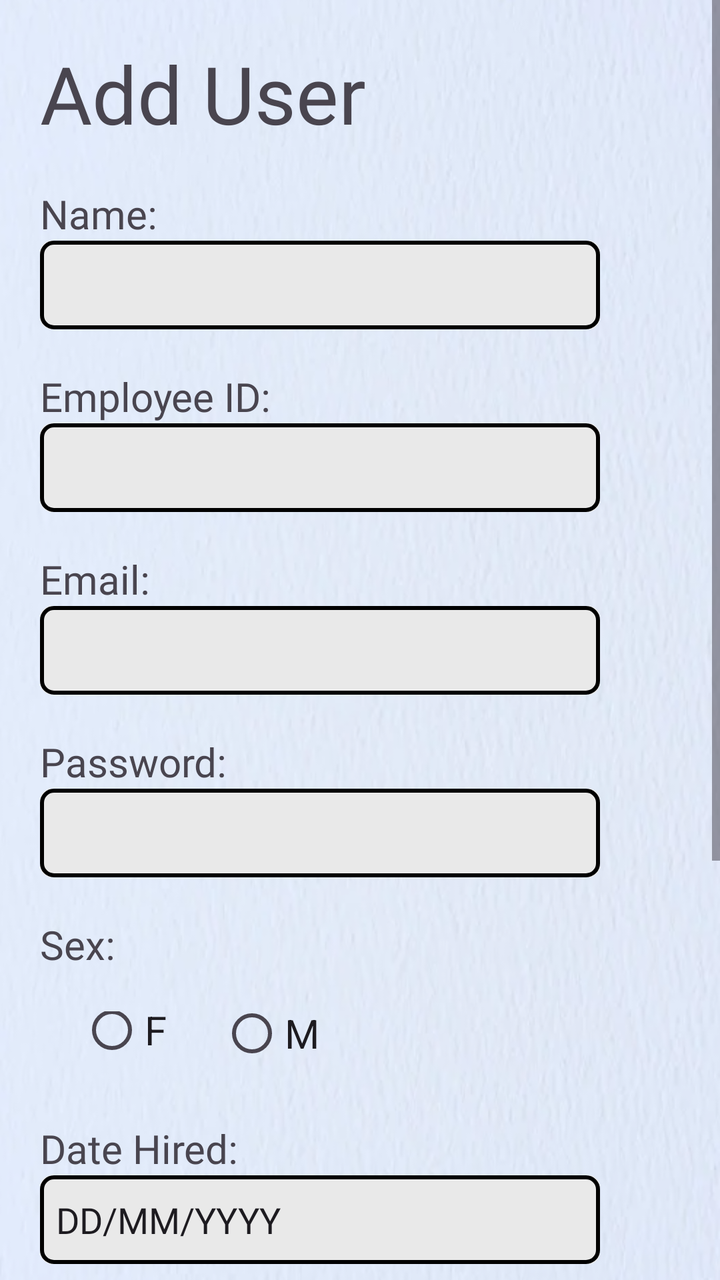
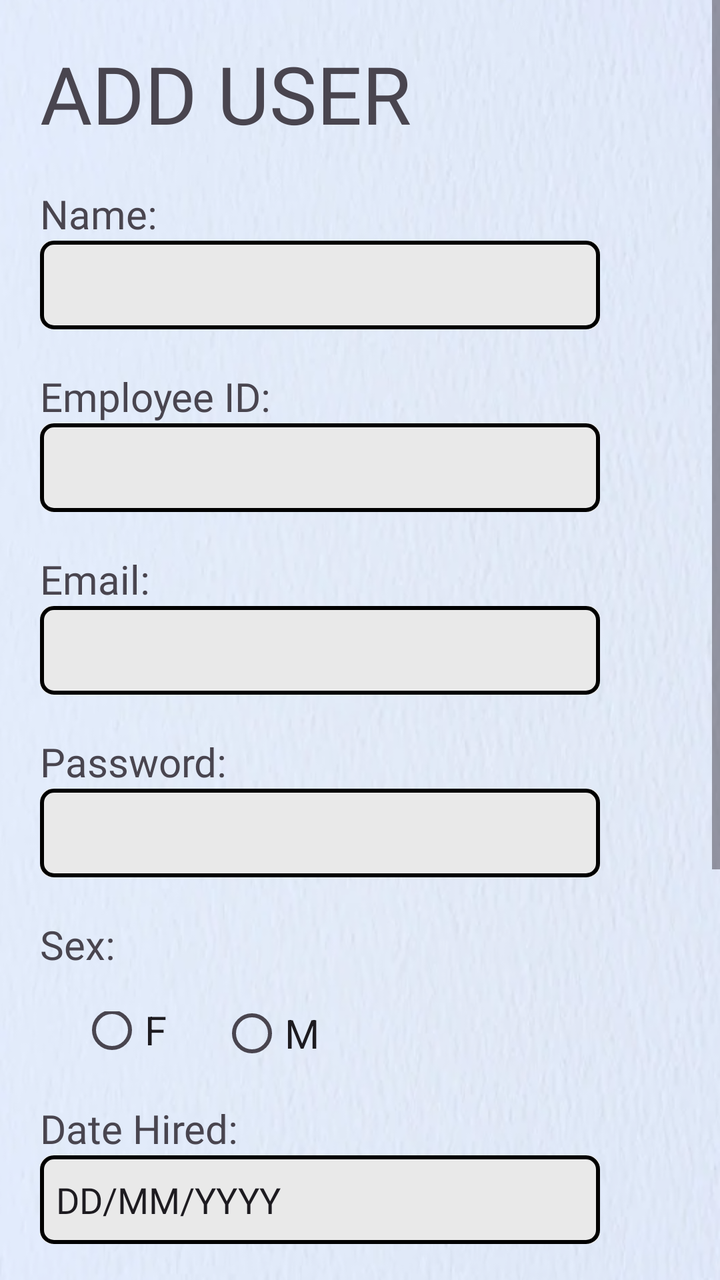

Two renders of the same Android screen: before a commit and after it. Below are the layout's source before the change and the commit's diff.
<!-- AndroidManifest.xml: application theme Theme.FinalsApplication -->
<!-- res/layout/user_add.xml -->
<?xml version="1.0" encoding="utf-8"?>
<RelativeLayout xmlns:android="http://schemas.android.com/apk/res/android"
    android:layout_width="match_parent"
    android:layout_height="match_parent"
    xmlns:app="http://schemas.android.com/apk/res-auto"
    android:background="@drawable/textured_background">


    <ScrollView
        android:layout_width="match_parent"
        android:layout_height="match_parent">

        <LinearLayout
            android:layout_width="match_parent"
            android:layout_height="wrap_content"
            android:orientation="vertical" >

            <TextView
                android:id="@+id/textViewAddUser"
                android:layout_width="match_parent"
                android:layout_height="wrap_content"
                android:text="Add User"
                android:fontFamily="@font/roboto_bold"
                android:textSize="40sp"
                android:layout_marginStart="20dp"
                android:layout_marginTop="20dp"/>

        <LinearLayout
            android:layout_width="match_parent"
            android:layout_height="match_parent"
            android:orientation="vertical">

            <TextView
                android:id="@+id/textViewNameAU"
                android:layout_width="match_parent"
                android:layout_height="wrap_content"
                android:text="Name:"
                android:fontFamily="@font/roboto_regular"
                android:textSize="20sp"
                android:layout_marginStart="20dp"
                android:layout_marginTop="20dp"/>

            <EditText
                android:id="@+id/editTextNameAU"
                android:layout_width="match_parent"
                android:layout_height="wrap_content"
                android:ems="10"
                android:inputType="text"
                android:background="@drawable/square_button_colored_border"
                android:layout_marginLeft="20dp"
                android:layout_marginRight="60dp"
                android:paddingBottom="20dp"/>

            <TextView
                android:id="@+id/textViewEmployeeIDAU"
                android:layout_width="match_parent"
                android:layout_height="wrap_content"
                android:text="Employee ID:"
                android:fontFamily="@font/roboto_regular"
                android:textSize="20sp"
                android:layout_marginStart="20dp"
                android:layout_marginTop="20dp"/>

            <EditText
                android:id="@+id/editTextEmployeeIDAU"
                android:layout_width="match_parent"
                android:layout_height="wrap_content"
                android:ems="10"
                android:inputType="text"
                android:background="@drawable/square_button_colored_border"
                android:layout_marginLeft="20dp"
                android:layout_marginRight="60dp"
                android:paddingBottom="20dp"/>

            <TextView
                android:id="@+id/textViewEmailAU"
                android:layout_width="match_parent"
                android:layout_height="wrap_content"
                android:text="Email:"
                android:fontFamily="@font/roboto_regular"
                android:textSize="20sp"
                android:layout_marginStart="20dp"
                android:layout_marginTop="20dp"/>

            <EditText
                android:id="@+id/editTextEmailAU"
                android:layout_width="match_parent"
                android:layout_height="wrap_content"
                android:ems="10"
                android:inputType="text"
                android:background="@drawable/square_button_colored_border"
                android:layout_marginLeft="20dp"
                android:layout_marginRight="60dp"
                android:paddingBottom="20dp"/>

            <TextView
                android:id="@+id/textViewPasswordAU"
                android:layout_width="match_parent"
                android:layout_height="wrap_content"
                android:text="Password:"
                android:fontFamily="@font/roboto_regular"
                android:textSize="20sp"
                android:layout_marginStart="20dp"
                android:layout_marginTop="20dp"/>

            <EditText
                android:id="@+id/editTextPasswordAU"
                android:layout_width="match_parent"
                android:layout_height="wrap_content"
                android:ems="10"
                android:inputType="textPassword"
                android:background="@drawable/square_button_colored_border"
                android:layout_marginLeft="20dp"
                android:layout_marginRight="60dp"
                android:paddingBottom="20dp" />

            <TextView
                android:id="@+id/textViewSexAU"
                android:layout_width="213dp"
                android:layout_height="wrap_content"
                android:layout_marginStart="20dp"
                android:layout_marginTop="20dp"
                android:fontFamily="@font/roboto_regular"
                android:text="Sex:"
                android:textSize="20sp" />

                <RadioGroup
                    android:id="@+id/radioButtonSex"
                    android:layout_width="wrap_content"
                    android:layout_height="wrap_content"
                    android:layout_marginLeft="20dp"
                    android:layout_marginTop="20dp">

                    <RadioButton
                        android:id="@+id/radioButtonA4"
                        android:layout_width="wrap_content"
                        android:layout_height="wrap_content"
                        android:layout_marginLeft="20dp"
                        android:layout_marginTop="-15dp"
                        android:text="F"
                        android:textSize="20sp"/>

                    <RadioButton
                        android:id="@+id/radioButtonB4"
                        android:layout_width="wrap_content"
                        android:layout_height="wrap_content"
                        android:layout_marginLeft="90dp"
                        android:layout_marginTop="-46.5dp"
                        android:text="M"
                        android:textSize="20sp"/>
                </RadioGroup>
            </LinearLayout>

        <LinearLayout
            android:layout_width="match_parent"
            android:layout_height="match_parent"
            android:orientation="vertical">

            <TextView
                android:id="@+id/textViewDateHiredAU"
                android:layout_width="match_parent"
                android:layout_height="wrap_content"
                android:text="Date Hired:"
                android:fontFamily="@font/roboto_regular"
                android:textSize="20sp"
                android:layout_marginStart="20dp"
                android:layout_marginTop="20dp"/>

            <EditText
                android:id="@+id/editTextDateHiredAU"
                android:layout_width="match_parent"
                android:layout_height="wrap_content"
                android:ems="10"
                android:text="DD/MM/YYYY"
                android:inputType="number"
                android:fontFamily="@font/roboto_light"
                android:background="@drawable/square_button_colored_border"
                android:layout_marginLeft="20dp"
                android:layout_marginRight="60dp"
                android:paddingTop="10dp"
                android:paddingLeft="8dp"
                android:paddingBottom="10dp"/>

        </LinearLayout>

            <LinearLayout
            android:layout_width="match_parent"
            android:layout_height="match_parent"
            android:orientation="vertical">

            <TextView
                android:id="@+id/textViewProfilePictureAu"
                android:layout_width="match_parent"
                android:layout_height="wrap_content"
                android:layout_marginStart="20dp"
                android:layout_marginTop="20dp"
                android:text="Profile Picture:"
                android:fontFamily="@font/roboto_regular"
                android:textSize="20sp"/>

                <ImageView
                    android:id="@+id/imageView"
                    android:layout_width="350dp"
                    android:layout_height="125dp"
                    android:src="@drawable/custom_upload_picture_icon"
                    android:layout_marginLeft="20dp"/>

                <Button
                android:id="@+id/buttonUploadPictureAU"
                android:layout_width="wrap_content"
                android:layout_height="wrap_content"
                android:text="Upload Picture"
                android:textColor="@color/black"
                android:background="Transparent"
                android:layout_marginLeft="127dp"/>

        </LinearLayout>

        <LinearLayout
            android:layout_width="match_parent"
            android:layout_height="100dip"
            android:layout_alignParentBottom="true"
            android:background="#a8b4d8">

            <ImageButton
                android:id="@+id/imageButtonBackVT1"
                android:layout_width="76dp"
                android:layout_height="wrap_content"
                android:layout_marginStart="20dp"
                android:background="?android:attr/selectableItemBackground"
                android:scaleType="fitCenter"
                android:src="@drawable/arrowleft" />

            <Button
                android:id="@+id/buttonSubmitVT1"
                android:layout_width="wrap_content"
                android:layout_height="wrap_content"
                android:layout_marginStart="210dp"
                android:layout_marginTop="25dp"
                android:background="@drawable/rounded_button"
                android:fontFamily="@font/roboto_light"
                android:scaleType="fitCenter"
                android:text="Save"
                android:textColor="@color/white"
                app:backgroundTint="#1e5180" />
        </LinearLayout>
         </LinearLayout>
    </ScrollView>
</RelativeLayout>
<!-- resources referenced by this layout -->
<resources>
  <color name="black">#FF000000</color>
  <color name="white">#FFFFFFFF</color>
  <!-- drawable arrowleft: png bitmap (drawable, 16559 bytes) -->
  <!-- drawable custom_upload_picture_icon: png bitmap (drawable, 24730 bytes) -->
  <!-- drawable rounded_button (drawable) -->
  <?xml version="1.0" encoding="utf-8"?>
  <layer-list xmlns:android="http://schemas.android.com/apk/res/android">
  
      <item>
          <shape>
              <corners android:radius="51dp" /> 
              <solid android:color="#1e5180" />
          </shape>
      </item>
  
      <item android:left="51dp">
          <shape>
              <solid android:color="#1e5180" />
              <corners android:radius="51dp" /> 
              <corners android:topRightRadius="51dp"
                  android:topLeftRadius="51dp"
                  android:bottomRightRadius="51dp"
                  android:bottomLeftRadius="51dp"/>
          </shape>
      </item>
  
      <item>
          <shape>
              
              <corners android:radius="51dp" /> 
              <solid android:color="@android:color/transparent" />
              <stroke
                  android:width="1dp"
                  android:color="#1e5180" />
          </shape>
      </item>
  </layer-list>
  <!-- drawable square_button_colored_border (drawable) -->
  <?xml version="1.0" encoding="utf-8"?>
  <layer-list xmlns:android="http://schemas.android.com/apk/res/android">
  
      <item>
          <shape>
              <corners android:radius="6dp" />
              <solid android:color="#e9e9e9" />
          </shape>
      </item>
  
      <item
          android:left="34dp">
  
          <shape>
              <solid android:color="#e9e9e9" />
              <corners android:radius="6dp"
                  android:topRightRadius="6dp"
                  android:topLeftRadius="5dp"
                  android:bottomRightRadius="6dp"
                  android:bottomLeftRadius="0dp"/>
          </shape>
      </item>
      <item>
          <shape>
              
              <corners android:radius="6dp" />
              <solid android:color="@android:color/transparent" />
              <stroke
                  android:width="2dp"
                  android:color="#000000" />
          </shape>
      </item>
  </layer-list>
  <!-- drawable textured_background: png bitmap (drawable, 258989 bytes) -->
  <style name="Theme.FinalsApplication" parent="Base.Theme.FinalsApplication" />
  <style name="Base.Theme.FinalsApplication" parent="Theme.Material3.DayNight.NoActionBar">
          
          
      </style>
</resources>

<!-- the commit's change to res/layout/user_add.xml (unified diff, before → after) -->
@@ -19,7 +19,7 @@
                 android:id="@+id/textViewAddUser"
                 android:layout_width="match_parent"
                 android:layout_height="wrap_content"
-                android:text="Add User"
+                android:text="ADD USER"
                 android:fontFamily="@font/roboto_bold"
                 android:textSize="40sp"
                 android:layout_marginStart="20dp"
@@ -164,7 +164,7 @@
                 android:fontFamily="@font/roboto_regular"
                 android:textSize="20sp"
                 android:layout_marginStart="20dp"
-                android:layout_marginTop="20dp"/>
+                android:layout_marginTop="10dp"/>
 
             <EditText
                 android:id="@+id/editTextDateHiredAU"
